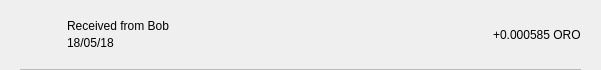
This is src/qt/oro/forms/txrow.ui in ORO-mlm/ORO-Core as Qt 5 draws it before an edit. The edited form follows.
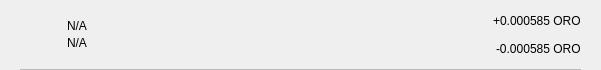
This is the edited form.

```diff
--- a/src/qt/oro/forms/txrow.ui
+++ b/src/qt/oro/forms/txrow.ui
@@ -110,7 +110,7 @@
               <string notr="true"/>
              </property>
              <property name="text">
-              <string>Received from Bob</string>
+              <string notr="true">N/A</string>
              </property>
              <property name="alignment">
               <set>Qt::AlignBottom|Qt::AlignLeading|Qt::AlignLeft</set>
@@ -123,7 +123,7 @@
               <string notr="true"/>
              </property>
              <property name="text">
-              <string>18/05/18</string>
+              <string notr="true">N/A</string>
              </property>
              <property name="alignment">
               <set>Qt::AlignLeading|Qt::AlignLeft|Qt::AlignTop</set>
@@ -133,13 +133,47 @@
           </layout>
          </item>
          <item>
-          <widget class="QLabel" name="lblAmount">
-           <property name="styleSheet">
-            <string notr="true"/>
+          <widget class="QWidget" name="containerAmounts" native="true">
+           <property name="minimumSize">
+            <size>
+             <width>80</width>
+             <height>0</height>
+            </size>
            </property>
-           <property name="text">
-            <string>+0.000585 ORO</string>
-           </property>
+           <layout class="QVBoxLayout" name="verticalLayout_4">
+            <property name="leftMargin">
+             <number>0</number>
+            </property>
+            <property name="topMargin">
+             <number>0</number>
+            </property>
+            <property name="rightMargin">
+             <number>0</number>
+            </property>
+            <property name="bottomMargin">
+             <number>0</number>
+            </property>
+            <item alignment="Qt::AlignRight">
+             <widget class="QLabel" name="lblAmountTop">
+              <property name="styleSheet">
+               <string notr="true"/>
+              </property>
+              <property name="text">
+               <string>+0.000585 ORO</string>
+              </property>
+             </widget>
+            </item>
+            <item alignment="Qt::AlignRight">
+             <widget class="QLabel" name="lblAmountBottom">
+              <property name="styleSheet">
+               <string notr="true"/>
+              </property>
+              <property name="text">
+               <string>-0.000585 ORO</string>
+              </property>
+             </widget>
+            </item>
+           </layout>
           </widget>
          </item>
         </layout>
```
